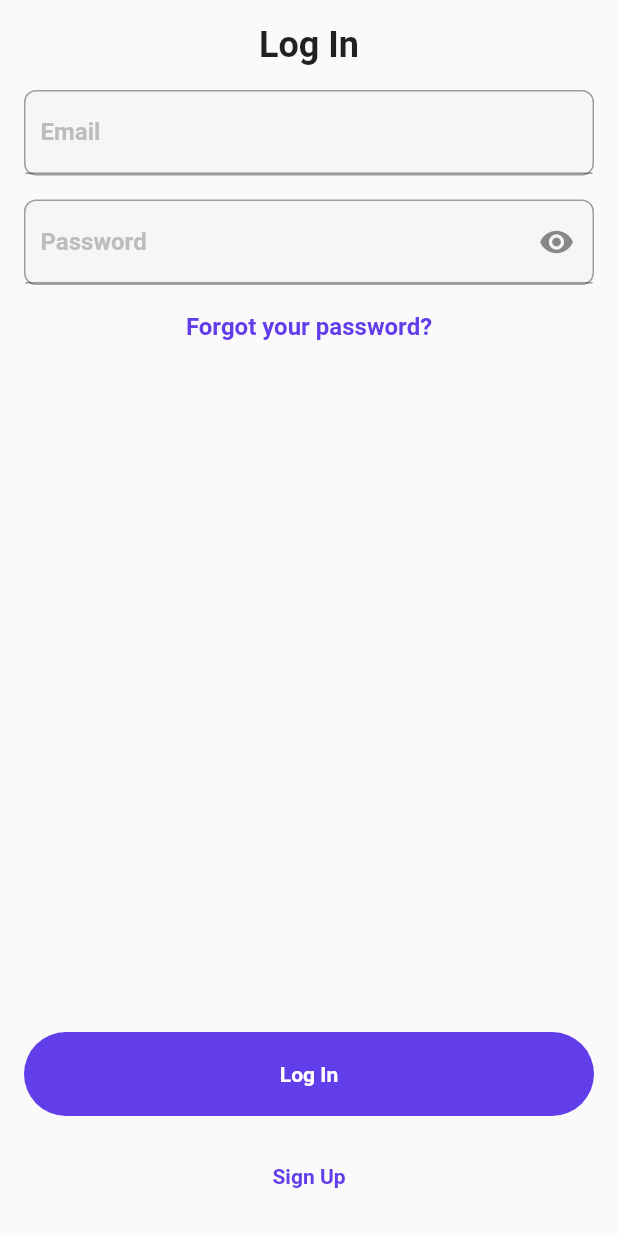
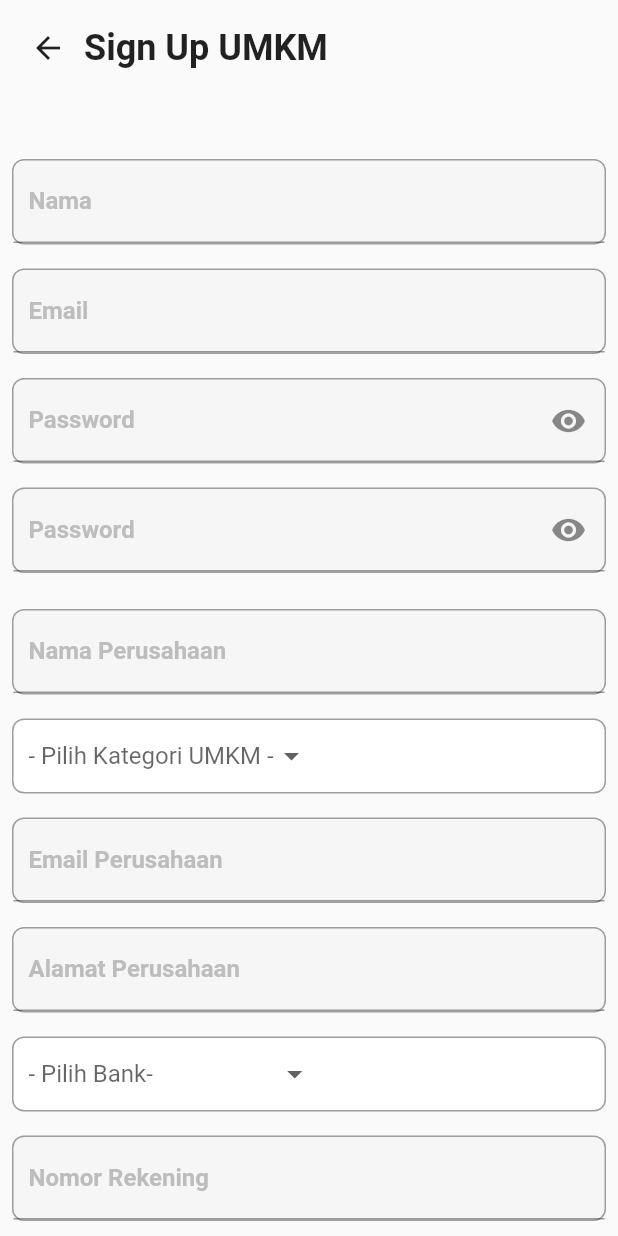
Before and after one commit to MuhammadFahru/tubes-promvis, a Flutter app: the screen it shows after launch, after a tap on "Sign Up", on a phone screen of 412 x 824 dp. Run offline on Flutter 3.47's test engine with Material 2 defaults, Android fonts, the phone set to English and light mode, and no system bars; our stand-ins replace equatable, flutter_bloc.

Commit message:
register peminjam/umkm

```diff
--- a/flutter-peminjam/lib/login.dart
+++ b/flutter-peminjam/lib/login.dart
@@ -2,7 +2,7 @@ import 'package:flutter/material.dart';
 import 'package:equatable/equatable.dart';
 import 'package:flutter_bloc/flutter_bloc.dart';
 import 'password_field.dart';
-// import 'signup.dart';
+import 'signup.dart';
 
 class LoginState extends Equatable {
   final String email;
@@ -65,7 +65,7 @@ class LoginPage extends StatelessWidget {
               Container(
                 alignment: Alignment.center,
                 child: const Text(
-                  'Log In',
+                  'Log In UMKM',
                   style: TextStyle(
                     fontSize: 24.0,
                     fontWeight: FontWeight.bold,
@@ -178,21 +178,22 @@ class LoginPage extends StatelessWidget {
                     ),
                   )),
               const SizedBox(height: 16.0),
-              TextButton(
-                onPressed: () {
-                  // Navigator.of(context).push(
-                  //   MaterialPageRoute(
-                  //     builder: (context) {
-                  //       return Signup();
-                  //     },
-                  //   ),
-                  // );
-                },
-                child: Text(
-                  'Sign Up',
-                  style: TextStyle(
+              Container(
+                margin: const EdgeInsets.only(top: 10),
+                alignment: Alignment.center,
+                child: GestureDetector(
+                  onTap: () {
+                    // Navigate to forgot sign up page
+                    Navigator.pushNamed(context, '/signUp');
+                  },
+                  child: Text(
+                    'Sign Up',
+                    style: TextStyle(
+                      color: Color(int.parse('0xff613EEA')),
+                      fontSize: 16.0,
                       fontWeight: FontWeight.bold,
-                      color: Color(int.parse('0xff613EEA'))),
+                    ),
+                  ),
                 ),
               ),
             ],
--- a/flutter-peminjam/lib/main.dart
+++ b/flutter-peminjam/lib/main.dart
@@ -1,5 +1,6 @@
 import 'package:flutter/material.dart';
 import 'package:flutter_bloc/flutter_bloc.dart';
+import 'signup.dart';
 import 'login.dart';
 import 'forgot_password.dart';
 import 'home.dart';
@@ -24,7 +25,7 @@ class MyApp extends StatelessWidget {
             '/': (context) => LoginPage(),
             '/forgotPassword': (context) => ForgotPasswordPage(),
             '/home': (context) => HomePage(),
-            // '/signUp': (context) => Signup(),
+            '/signUp': (context) => SignUpPage(),
           },
         ));
   }
--- /dev/null
+++ b/flutter-peminjam/lib/signup.dart
@@ -0,0 +1,401 @@
+// TO DO : Merapihkan Kode dan Menerapkan Cubit dan BLoC serta Controller
+
+import 'package:flutter/material.dart';
+
+class SignUpPage extends StatelessWidget {
+  // variabel bool untuk check-list
+  bool _isChecked = false;
+
+  @override
+  Widget build(BuildContext context) {
+    return Scaffold(
+      body: Padding(
+        padding: const EdgeInsets.all(8.0),
+        child: ListView(
+          children: [
+            // TOP NAVBAR
+            Row(
+              children: [
+                IconButton(
+                  icon: const Icon(Icons.arrow_back),
+                  onPressed: () {
+                    Navigator.pop(context);
+                  },
+                ),
+                Container(
+                  alignment: Alignment.center,
+                  child: const Text(
+                    'Sign Up UMKM',
+                    style: TextStyle(
+                      fontSize: 24.0,
+                      fontWeight: FontWeight.bold,
+                    ),
+                  ),
+                ),
+              ],
+            ),
+
+            const SizedBox(height: 50.0),
+
+            // ==================== FORM DATA AKUN ==============================
+            // Field Nama Peminjam (UMKM)
+            Container(
+              decoration: BoxDecoration(
+                color: Color(int.parse('0xffF6F6F6')),
+                borderRadius: BorderRadius.circular(8.0),
+                border: Border.all(
+                  color: Colors.grey,
+                  width: 1.0,
+                ),
+              ),
+              child: TextField(
+                decoration: InputDecoration(
+                    contentPadding: const EdgeInsets.all(10),
+                    labelText: 'Nama',
+                    labelStyle: TextStyle(
+                        color: Color(int.parse('0xffBDBDBD')),
+                        fontWeight: FontWeight.bold)),
+              ),
+            ),
+            const SizedBox(height: 16.0),
+
+            // Field Email Peminjam (UMKM)
+            Container(
+              decoration: BoxDecoration(
+                color: Color(int.parse('0xffF6F6F6')),
+                borderRadius: BorderRadius.circular(8.0),
+                border: Border.all(
+                  color: Colors.grey,
+                  width: 1.0,
+                ),
+              ),
+              child: TextField(
+                decoration: InputDecoration(
+                    contentPadding: const EdgeInsets.all(10),
+                    labelText: 'Email',
+                    labelStyle: TextStyle(
+                        color: Color(int.parse('0xffBDBDBD')),
+                        fontWeight: FontWeight.bold)),
+              ),
+            ),
+            const SizedBox(height: 16.0),
+
+            // Field Password
+            PasswordTextField(),
+            const SizedBox(height: 16.0),
+
+            // Field Password (To do: Mengganti ini dan membuat retype-password)
+            PasswordTextField(),
+
+            // ==================== FORM DATA UMKM ==============================
+            const SizedBox(height: 24.0),
+
+            // Field Nama Perusahaan
+            Container(
+              decoration: BoxDecoration(
+                color: Color(int.parse('0xffF6F6F6')),
+                borderRadius: BorderRadius.circular(8.0),
+                border: Border.all(
+                  color: Colors.grey,
+                  width: 1.0,
+                ),
+              ),
+              child: TextField(
+                decoration: InputDecoration(
+                    contentPadding: const EdgeInsets.all(10),
+                    labelText: 'Nama Perusahaan',
+                    labelStyle: TextStyle(
+                        color: Color(int.parse('0xffBDBDBD')),
+                        fontWeight: FontWeight.bold)),
+              ),
+            ),
+            const SizedBox(height: 16.0),
+
+            // ComboBox Pilihan Kategori UMKM
+            Container(
+              padding: EdgeInsets.only(left: 10),
+              decoration: BoxDecoration(
+                color: Colors.white,
+                borderRadius: BorderRadius.circular(8.0),
+                border: Border.all(
+                  color: Colors.grey,
+                  width: 1.0,
+                ),
+              ),
+              child: ComboBoxKategori(),
+            ),
+            const SizedBox(height: 16.0),
+
+            // Field Email Perusahaan
+            Container(
+              decoration: BoxDecoration(
+                color: Color(int.parse('0xffF6F6F6')),
+                borderRadius: BorderRadius.circular(8.0),
+                border: Border.all(
+                  color: Colors.grey,
+                  width: 1.0,
+                ),
+              ),
+              child: TextField(
+                decoration: InputDecoration(
+                    contentPadding: const EdgeInsets.all(10),
+                    labelText: 'Email Perusahaan',
+                    labelStyle: TextStyle(
+                        color: Color(int.parse('0xffBDBDBD')),
+                        fontWeight: FontWeight.bold)),
+              ),
+            ),
+            const SizedBox(height: 16.0),
+
+            // Field Alamtat Perusahaan
+            Container(
+              decoration: BoxDecoration(
+                color: Color(int.parse('0xffF6F6F6')),
+                borderRadius: BorderRadius.circular(8.0),
+                border: Border.all(
+                  color: Colors.grey,
+                  width: 1.0,
+                ),
+              ),
+              child: SizedBox(
+                child: TextField(
+                  decoration: InputDecoration(
+                      contentPadding: const EdgeInsets.all(10),
+                      labelText: 'Alamat Perusahaan',
+                      labelStyle: TextStyle(
+                          color: Color(int.parse('0xffBDBDBD')),
+                          fontWeight: FontWeight.bold)),
+                  maxLines: null,
+                ),
+              ),
+            ),
+            const SizedBox(height: 16.0),
+
+            // ComboBox Pilihan Bank
+            Container(
+              padding: EdgeInsets.only(left: 10),
+              decoration: BoxDecoration(
+                color: Colors.white,
+                borderRadius: BorderRadius.circular(8.0),
+                border: Border.all(
+                  color: Colors.grey,
+                  width: 1.0,
+                ),
+              ),
+              child: ComboBoxBank(),
+            ),
+            const SizedBox(height: 16.0),
+
+            // Field Nomor Rekening Bank
+            Container(
+              decoration: BoxDecoration(
+                color: Color(int.parse('0xffF6F6F6')),
+                borderRadius: BorderRadius.circular(8.0),
+                border: Border.all(
+                  color: Colors.grey,
+                  width: 1.0,
+                ),
+              ),
+              child: SizedBox(
+                child: TextField(
+                  decoration: InputDecoration(
+                      contentPadding: const EdgeInsets.all(10),
+                      labelText: 'Nomor Rekening',
+                      labelStyle: TextStyle(
+                          color: Color(int.parse('0xffBDBDBD')),
+                          fontWeight: FontWeight.bold)),
+                  maxLines: null,
+                ),
+              ),
+            ),
+            SizedBox(
+              height: 14.0,
+            ),
+
+            // Checkbox Syarat dan Ketentuan
+            CheckboxListTile(
+              controlAffinity: ListTileControlAffinity.leading,
+              contentPadding: EdgeInsets.zero,
+              title: Text(
+                'I would like to receive your newsletter and other promotional information',
+                style: TextStyle(
+                  fontSize: 14.0,
+                  fontFamily: "Inter",
+                ),
+              ),
+              value: _isChecked,
+              onChanged: (bool? value) {
+                // TO DO -> Menerapkan BloC dan Cubit untuk mengganti value
+              },
+            ),
+            SizedBox(
+              height: 14.0,
+            ),
+            const Spacer(),
+
+            // SIGN UP BUTTON
+            ElevatedButton(
+                style: ElevatedButton.styleFrom(
+                  backgroundColor: Color(int.parse('0xff613EEA')),
+                  elevation: 0.0,
+                  shape: RoundedRectangleBorder(
+                    borderRadius: BorderRadius.circular(100),
+                  ),
+                ),
+                onPressed: () {
+                  // Perform sign up action
+                  Navigator.pushNamed(context, '/home');
+                },
+                child: Container(
+                  padding: const EdgeInsets.symmetric(vertical: 20),
+                  child: const Text(
+                    'Sign Up',
+                    style: TextStyle(
+                        color: Colors.white, fontWeight: FontWeight.bold),
+                  ),
+                )),
+            const SizedBox(height: 16.0),
+          ],
+        ),
+      ),
+    );
+  }
+}
+
+// Class Field Password
+class PasswordTextField extends StatefulWidget {
+  @override
+  _PasswordTextFieldState createState() => _PasswordTextFieldState();
+}
+
+// State Field Password
+class _PasswordTextFieldState extends State<PasswordTextField> {
+  bool _isPasswordVisible = false;
+
+  void _togglePasswordVisibility(bool isVisisble) {
+    setState(() {
+      _isPasswordVisible = isVisisble;
+    });
+  }
+
+  @override
+  Widget build(BuildContext context) {
+    return Container(
+      decoration: BoxDecoration(
+        color: Color(int.parse('0xffF6F6F6')),
+        borderRadius: BorderRadius.circular(8.0),
+        border: Border.all(
+          color: Colors.grey,
+          width: 1.0,
+        ),
+      ),
+      child: TextField(
+        obscureText: !_isPasswordVisible,
+        decoration: InputDecoration(
+            contentPadding: const EdgeInsets.all(10),
+            labelText: 'Password',
+            labelStyle: TextStyle(
+                color: Color(int.parse('0xffBDBDBD')),
+                fontWeight: FontWeight.bold),
+            suffixIcon: GestureDetector(
+              onTapDown: (_) => _togglePasswordVisibility(true),
+              onTapUp: (_) => _togglePasswordVisibility(false),
+              onTapCancel: () => _togglePasswordVisibility(false),
+              child: IconButton(
+                icon: const Icon(Icons.visibility),
+                onPressed: () {},
+              ),
+            )),
+      ),
+    );
+  }
+}
+
+// Variabel Untuk Menyimpan Value Item ComboBox
+List<String> listKategori = <String>[
+  'Warung Kecil',
+  'Usaha Kuliner',
+  'Usaha Sandang',
+  'Usaha Ternak'
+];
+
+List<String> listBank = [
+  "Bank Central Asia",
+  "Bank Mandiri",
+  "Bank Jago",
+  "United Overseas Bank",
+  "BCA Syariah",
+  "Bank Negara Indonesia",
+  "Bank Permata",
+  "Bank Syariah Indonesia",
+  "Bank Rakyat Indonesia",
+  "Bank BJB"
+];
+
+// COMBOBOX 'KATEGORI'
+class ComboBoxKategori extends StatefulWidget {
+  const ComboBoxKategori({super.key});
+
+  @override
+  State<ComboBoxKategori> createState() => _ComboBoxKategoriState();
+}
+
+class _ComboBoxKategoriState extends State<ComboBoxKategori> {
+  String? dropdownValue;
+
+  @override
+  Widget build(BuildContext context) {
+    return DropdownButton<String>(
+      hint: Text("- Pilih Kategori UMKM -"),
+      value: dropdownValue,
+      elevation: 16,
+      underline: Container(color: Colors.transparent),
+      onChanged: (String? value) {
+        // This is called when the user selects an item.
+        setState(() {
+          dropdownValue = value!;
+        });
+      },
+      items: listKategori.map<DropdownMenuItem<String>>((String value) {
+        return DropdownMenuItem<String>(
+          value: value,
+          child: Text(value),
+        );
+      }).toList(),
+    );
+  }
+}
+
+// COMBOBOX 'BANK'
+class ComboBoxBank extends StatefulWidget {
+  const ComboBoxBank({super.key});
+
+  @override
+  State<ComboBoxBank> createState() => _ComboBoxBankState();
+}
+
+class _ComboBoxBankState extends State<ComboBoxBank> {
+  String? dropdownValue;
+
+  @override
+  Widget build(BuildContext context) {
+    return DropdownButton<String>(
+      hint: Text("- Pilih Bank- "),
+      value: dropdownValue,
+      elevation: 16,
+      underline: Container(color: Colors.transparent),
+      onChanged: (String? value) {
+        // This is called when the user selects an item.
+        setState(() {
+          dropdownValue = value!;
+        });
+      },
+      items: listBank.map<DropdownMenuItem<String>>((String value) {
+        return DropdownMenuItem<String>(
+          value: value,
+          child: Text(value),
+        );
+      }).toList(),
+    );
+  }
+}
```
